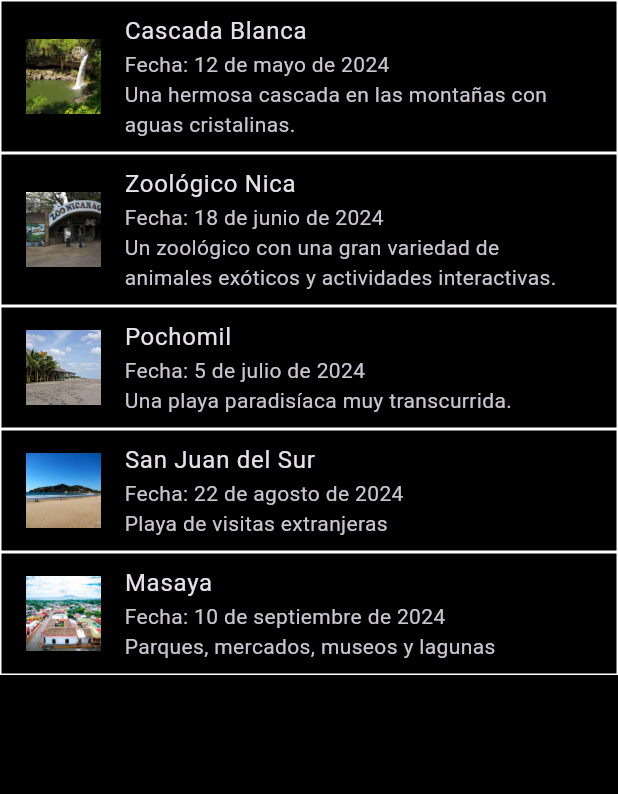
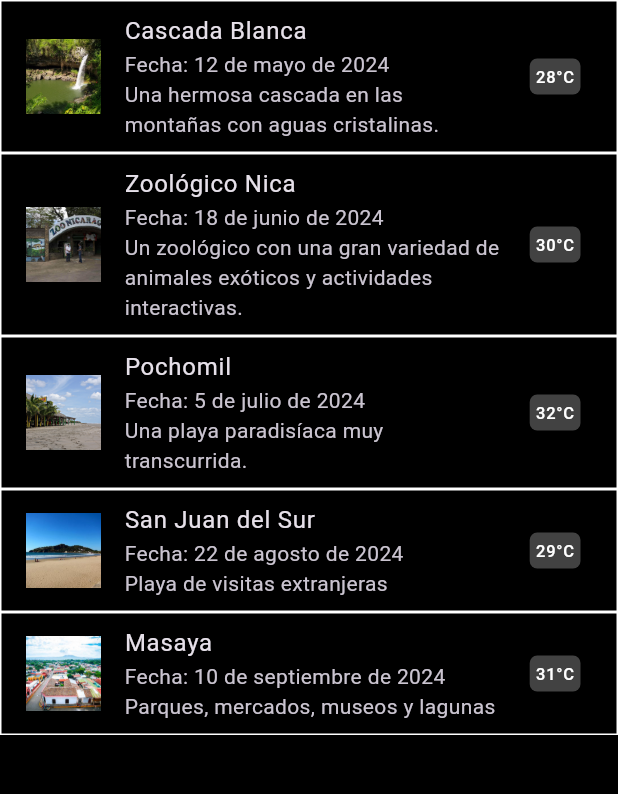
Before and after one commit to Sugeylinperez2112/Codelaps8, a Flutter app: the screen it shows after launch, on a phone screen of 412 x 824 dp, the part 300-1094 px from its top. Run offline on Flutter 3.47's test engine with Material 3 defaults, Android fonts, the phone set to English and light mode, and no system bars; our stand-ins replace carousel_slider.

Commit message:
first commit

```diff
--- a/lib/main.dart
+++ b/lib/main.dart
@@ -1,4 +1,5 @@
 import 'package:flutter/material.dart';
+import 'package:carousel_slider/carousel_slider.dart';
 
 void main() {
   runApp(const MyApp());
@@ -69,7 +70,7 @@ class MyApp extends StatelessWidget {
   }
 
   Widget _buildListItem(BuildContext context, int index) {
-    // Lista de lugares turísticos con fechas y descripciones
+    // Lista de lugares turísticos con fechas, descripciones y temperaturas
     List<String> lugares = [
       'Cascada Blanca',
       'Zoológico Nica',
@@ -94,14 +95,27 @@ class MyApp extends StatelessWidget {
       'Parques, mercados, museos y lagunas',
     ];
 
-    // Asegúrate de que el índice esté dentro del rango de lugares, fechas y descripciones
+    List<int> temperaturas = [
+      28, // Temperatura para Cascada Blanca
+      30, // Temperatura para Zoológico Nica
+      32, // Temperatura para Pochomil
+      29, // Temperatura para San Juan del Sur
+      31, // Temperatura para Masaya
+    ];
+
+    // Asegúrate de que el índice esté dentro del rango de lugares, fechas, descripciones y temperaturas
     if (index >= lugares.length ||
         index >= fechas.length ||
-        index >= descripciones.length) {
+        index >= descripciones.length ||
+        index >= temperaturas.length) {
       return const SizedBox(); // Retorna un contenedor vacío si el índice está fuera de rango
     }
 
-    return Container(
+    return GestureDetector(
+      onTap: () {
+        _showImageCarousel(context, index);
+      },
+      child: Container(
         decoration: BoxDecoration(
           border: Border.all(color: Colors.white), // Bordes con líneas blancas
         ),
@@ -120,10 +134,40 @@ class MyApp extends StatelessWidget {
               Text(descripciones[index]),
             ],
           ),
-        onTap: () {
-          // Acción al hacer clic en el elemento
-        },
+          trailing: Container(
+            padding: const EdgeInsets.all(4),
+            decoration: BoxDecoration(
+              color: Colors.grey[800],
+              borderRadius: BorderRadius.circular(5),
+            ),
+            child: Text(
+              '${temperaturas[index]}°C',
+              style: const TextStyle(color: Colors.white),
+            ),
+          ),
+        ),
       ),
     );
   }
+
+  void _showImageCarousel(BuildContext context, int index) {
+    // Aquí mostramos el carrusel de imágenes usando carousel_slider
+    Navigator.of(context).push(MaterialPageRoute(
+      builder: (BuildContext context) => Scaffold(
+        appBar: AppBar(),
+        body: CarouselSlider(
+          items: [
+            Image.asset('assets/lugar${index + 1}_imagen1.png'),
+            Image.asset('assets/lugar${index + 1}_imagen2.png'),
+            // Agrega más imágenes según sea necesario
+          ],
+          options: CarouselOptions(
+            aspectRatio: 16 / 9,
+            enlargeCenterPage: true,
+            autoPlay: true,
+          ),
+        ),
+      ),
+    ));
   }
+}
```
Also changed, not shown: assets/lugar1_imagen1.png (added), assets/lugar1_imagen2.png (added), assets/lugar2_imagen1.png (added), assets/lugar2_imagen2.png (added), assets/lugar3_imagen1.png (added), assets/lugar3_imagen2.png (added), assets/lugar4_imagen1.png (added), assets/lugar4_imagen2.png (added), assets/lugar5_imagen1.png (added), assets/lugar5_imagen2.png (added). Lines whose indentation alone changed are shown as unchanged.
